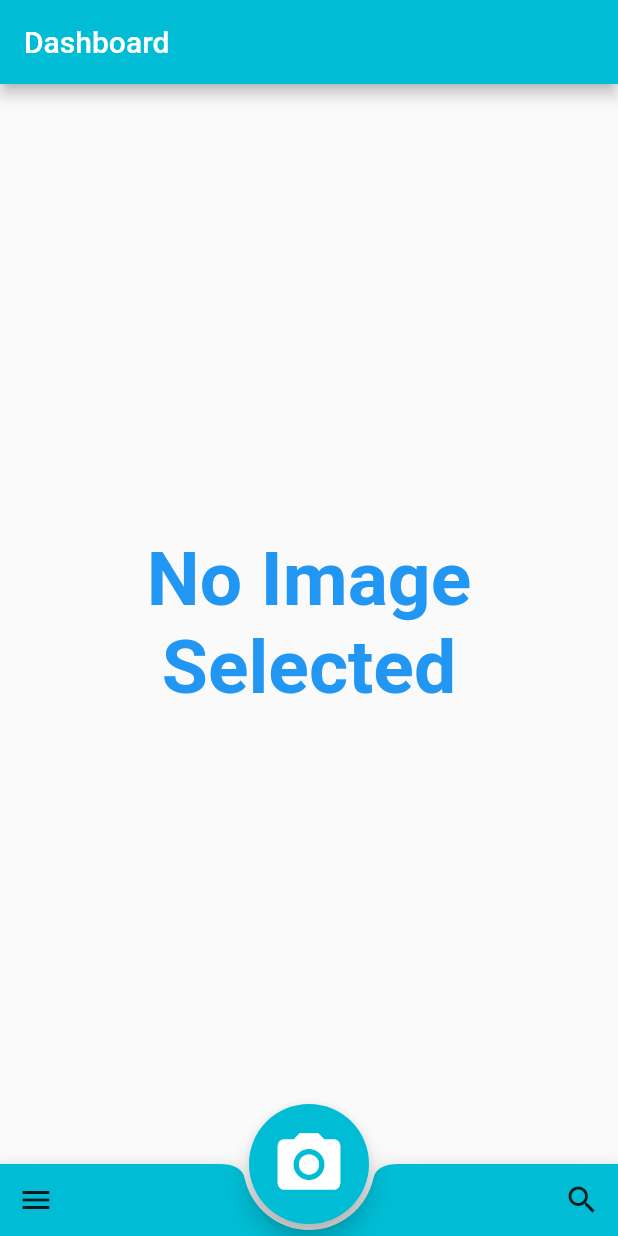
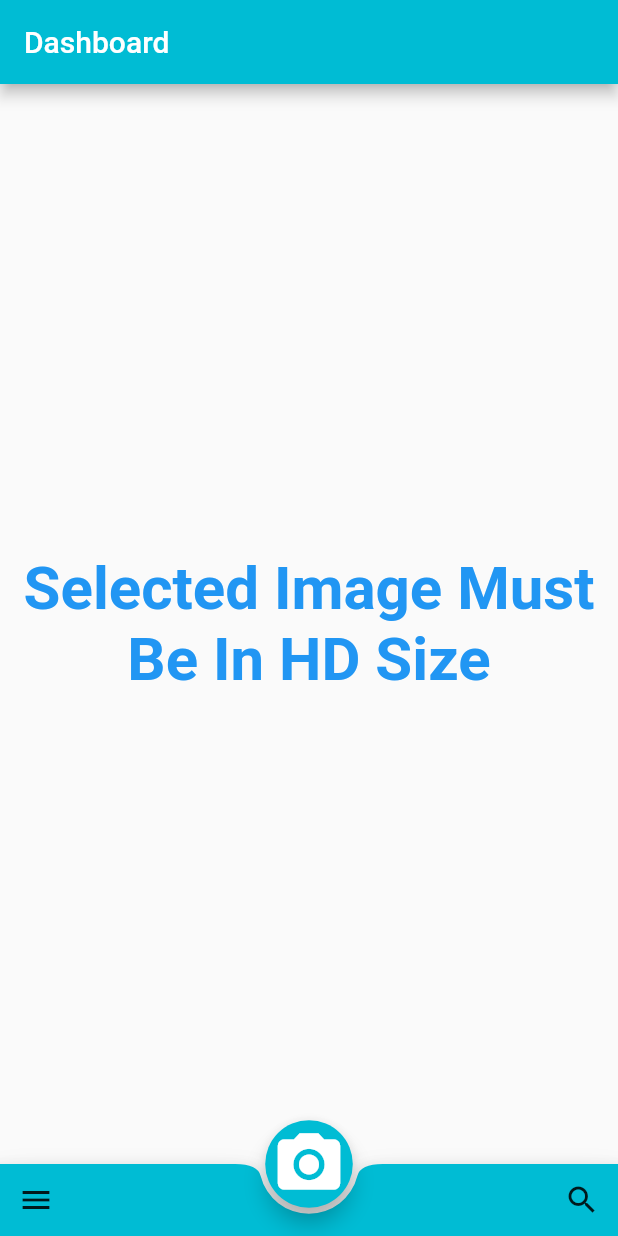
Before and after one commit to MukulGr8/flutter_simple_ui, a Flutter app: the screen it shows after launch, after a tap on the "camera alt" icon, on a phone screen of 412 x 824 dp. Run offline on Flutter 3.47's test engine with Material 2 defaults, Android fonts, the phone set to English and light mode, and no system bars; our stand-ins replace image_picker.

Commit message:
fifth commit

```diff
--- a/lib/main.dart
+++ b/lib/main.dart
@@ -1,3 +1,5 @@
+import 'dart:async';
+
 import 'package:flutter/material.dart';
 import 'package:flutter_new/Login/Login.dart';
 import 'package:flutter_new/TryAlertDBox.dart';
@@ -19,40 +21,29 @@ class Home extends StatefulWidget {
 }
 
 class _HomeState extends State<Home> {
-  File image;
-  int mS=0;
-  int iSize=0;
-
-  String defPath = "images/crops.jpg";
+  File image=new File("images/crops.jpg"); //File variable cant be null so . . we intialise it a default image.
+  int mS=0; //maximum Size of image in bytes
+  double oS=0; //Orignal Size of image after converting into mb
+  int iSize=0; //Actual Size to show in the app for checking conditions (InAppSize)
+  double contH=80.0;
+  double contW=80.0;
+  Curve _curve = Curves.decelerate;
 
 //  To pick Image
   _getImage() async {
     print('Picker is called');
     File img = await ImagePicker.pickImage(source: ImageSource.camera);
     mS= await img.length();
-    double oS = mS/1000000;
-//    mS.then((values) {
-//      // Code that doesn't use the `_` parameter...
-//      print("Size of the image > "+(values/1000000).toString());
-//      var hmm = values/1000000;
-//      setState(() {
-//        print("orignal size is "+hmm.toString());
-//        if(hmm <= 1){
-//          widget.ok = false;
-//        }
-//      });
-//    });
-//    File img = await ImagePicker.pickImage(source: ImageSource.gallery);
+    oS = mS/1000000;
+    setState(() {
+        image = img; //This is used to set the state for the image.
+        iSize = oS.toInt(); //This is used to set the state for the image size.
+    });
+    print("Size of image is "+oS.toString()); //Display the size of image in floating points
+    contH = 80.0;
+    contW = 80.0;
+  }
 
-    if (img != null) {
-      image = img;
-      iSize = oS.toInt();
-    }
-    setState(() {
-      image = img;
-      iSize = oS.toInt();
-    });
-  }
 
   @override
   Widget build(BuildContext context) {
@@ -64,9 +55,11 @@ class _HomeState extends State<Home> {
 
       //This is the floating action button
       floatingActionButtonLocation: FloatingActionButtonLocation.centerDocked,
-      floatingActionButton: Container(
-        height: 80,
-        width: 80,
+      floatingActionButton: AnimatedContainer(
+        duration: Duration(seconds: 1),
+        curve: _curve,
+        height: contH,
+        width: contW,
         child: FloatingActionButton(
           backgroundColor: Colors.cyan,
           child: const Icon(
@@ -75,7 +68,22 @@ class _HomeState extends State<Home> {
             color: Colors.white,
           ),
           onPressed: () {
-            _getImage();
+            setState(() {
+              Duration(seconds: 1);
+              _curve = Curves.linear;
+              contH = 50;
+              contW = 50;
+//
+            });
+            //This is a timer to show the image after 2 seconds or after the animation
+            new Timer(const Duration(seconds: 1),(){
+              _getImage();
+              setState(() {
+                contH = 80.0;
+                contW = 80.0;
+              });
+            });
+
           },
         ),
       ),
@@ -83,12 +91,12 @@ class _HomeState extends State<Home> {
       //This is used for the containing the image
       body: Container(
           alignment:FractionalOffset.center,
-          child: image == null && iSize <= 1
+          child:iSize < 1 || image == null
               ? new Text(
-            "No Image Selected",
+            "Selected Image Must Be In HD Size",
             textAlign: TextAlign.center,
             style: new TextStyle(
-                fontSize: 50,
+                fontSize: 40,
                 fontWeight: FontWeight.bold,
                 color: Colors.blue),
           )
@@ -97,7 +105,7 @@ class _HomeState extends State<Home> {
             fit: BoxFit.cover,
           )),
 
-      //This is the bottom navigation bar which is having a notch shape to display the fab
+      //This is the bottom navigation bar which is having a notch shape to display the fab in that notch
       bottomNavigationBar: BottomAppBar(
         shape: CircularNotchedRectangle(),
 //        notchMargin: 20.0, //This will increase the margin between notch and the fab
```
